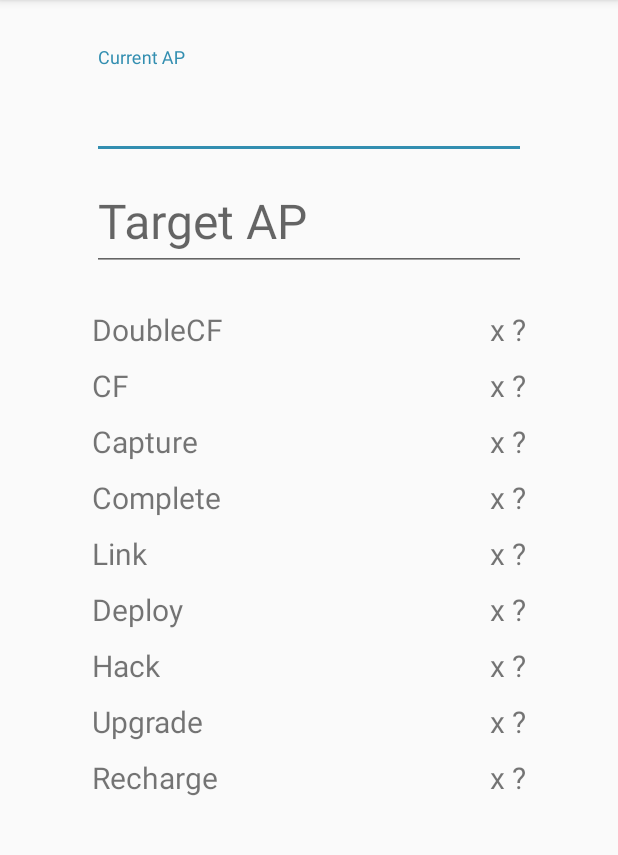
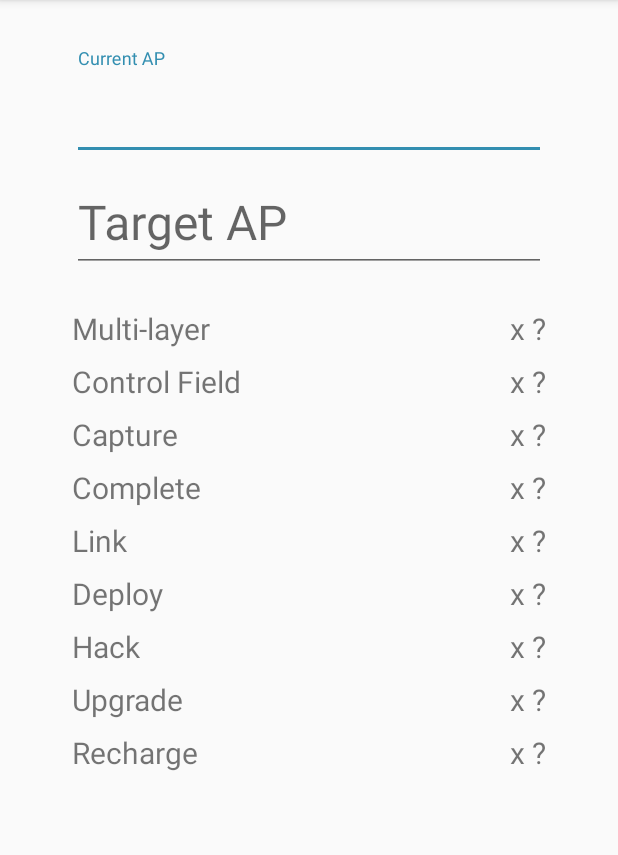
Before and after one commit to 39M/ExactAP, an Android app: the screen it shows after launch (MainActivity), on a phone screen of 412 x 824 dp, the part 84-939 px from its top. Run offline under Robolectric (Android 15) with nearby library versions, the light colour scheme and no system bars.

Commit message:
layout update (a bit)

```diff
--- a/app/src/main/res/layout/activity_main.xml
+++ b/app/src/main/res/layout/activity_main.xml
@@ -14,11 +14,11 @@
         android:layout_height="wrap_content"
         android:layout_alignParentTop="true"
         android:layout_centerHorizontal="true"
-        android:layout_marginEnd="@dimen/text_right_margin"
-        android:layout_marginLeft="@dimen/text_left_margin"
-        android:layout_marginRight="@dimen/text_right_margin"
-        android:layout_marginStart="@dimen/text_left_margin"
-        android:layout_marginTop="15dp">
+        android:layout_marginEnd="@dimen/text_horizontal_margin"
+        android:layout_marginLeft="@dimen/text_horizontal_margin"
+        android:layout_marginRight="@dimen/text_horizontal_margin"
+        android:layout_marginStart="@dimen/text_horizontal_margin"
+        android:layout_marginTop="@dimen/activity_vertical_margin">
 
         <EditText
             android:id="@+id/current_ap_input"
@@ -39,10 +39,10 @@
         android:layout_height="wrap_content"
         android:layout_below="@id/current_ap_input_layout"
         android:layout_centerHorizontal="true"
-        android:layout_marginEnd="@dimen/text_right_margin"
-        android:layout_marginLeft="@dimen/text_left_margin"
-        android:layout_marginRight="@dimen/text_right_margin"
-        android:layout_marginStart="@dimen/text_left_margin">
+        android:layout_marginEnd="@dimen/text_horizontal_margin"
+        android:layout_marginLeft="@dimen/text_horizontal_margin"
+        android:layout_marginRight="@dimen/text_horizontal_margin"
+        android:layout_marginStart="@dimen/text_horizontal_margin">
 
         <EditText
             android:id="@+id/target_ap_input"
@@ -62,9 +62,9 @@
         android:layout_width="wrap_content"
         android:layout_height="wrap_content"
         android:layout_below="@+id/target_ap_input_layout"
-        android:layout_marginLeft="45dp"
-        android:layout_marginStart="45dp"
-        android:layout_marginTop="25dp"
+        android:layout_marginLeft="@dimen/text_horizontal_margin"
+        android:layout_marginStart="@dimen/text_horizontal_margin"
+        android:layout_marginTop="@dimen/between_input_and_text"
         android:text="@string/multi_cf"
         android:textSize="20sp" />
 
@@ -75,10 +75,11 @@
         android:layout_alignParentEnd="true"
         android:layout_alignParentRight="true"
         android:layout_alignTop="@+id/multi_cf_label"
-        android:layout_marginEnd="45dp"
-        android:layout_marginRight="45dp"
+        android:layout_marginEnd="@dimen/text_horizontal_margin"
+        android:layout_marginRight="@dimen/text_horizontal_margin"
+        android:gravity="center_vertical"
         android:onClick="pick_number"
-        android:text="@string/zero"
+        android:text="@string/multiply_zero"
         android:textSize="20sp" />
 
     <TextView
@@ -86,9 +87,9 @@
         android:layout_width="wrap_content"
         android:layout_height="wrap_content"
         android:layout_below="@+id/multi_cf_label"
-        android:layout_marginLeft="45dp"
-        android:layout_marginStart="45dp"
-        android:layout_marginTop="10dp"
+        android:layout_marginLeft="@dimen/text_horizontal_margin"
+        android:layout_marginStart="@dimen/text_horizontal_margin"
+        android:layout_marginTop="@dimen/text_vertical_margin"
         android:text="@string/control_field"
         android:textSize="20sp" />
 
@@ -99,10 +100,12 @@
         android:layout_alignParentEnd="true"
         android:layout_alignParentRight="true"
         android:layout_alignTop="@+id/cf_label"
-        android:layout_marginEnd="45dp"
-        android:layout_marginRight="45dp"
+        android:layout_marginEnd="@dimen/text_horizontal_margin"
+        android:layout_marginRight="@dimen/text_horizontal_margin"
+
+        android:gravity="center_vertical"
         android:onClick="pick_number"
-        android:text="@string/zero"
+        android:text="@string/multiply_zero"
         android:textSize="20sp" />
 
     <TextView
@@ -110,9 +113,9 @@
         android:layout_width="wrap_content"
         android:layout_height="wrap_content"
         android:layout_below="@+id/cf_label"
-        android:layout_marginLeft="45dp"
-        android:layout_marginStart="45dp"
-        android:layout_marginTop="10dp"
+        android:layout_marginLeft="@dimen/text_horizontal_margin"
+        android:layout_marginStart="@dimen/text_horizontal_margin"
+        android:layout_marginTop="@dimen/text_vertical_margin"
         android:text="@string/capture"
         android:textSize="20sp" />
 
@@ -123,10 +126,11 @@
         android:layout_alignParentEnd="true"
         android:layout_alignParentRight="true"
         android:layout_alignTop="@+id/capture_label"
-        android:layout_marginEnd="45dp"
-        android:layout_marginRight="45dp"
+        android:layout_marginEnd="@dimen/text_horizontal_margin"
+        android:layout_marginRight="@dimen/text_horizontal_margin"
+        android:gravity="center_vertical"
         android:onClick="pick_number"
-        android:text="@string/zero"
+        android:text="@string/multiply_zero"
         android:textSize="20sp" />
 
     <TextView
@@ -134,9 +138,9 @@
         android:layout_width="wrap_content"
         android:layout_height="wrap_content"
         android:layout_below="@+id/capture_label"
-        android:layout_marginLeft="45dp"
-        android:layout_marginStart="45dp"
-        android:layout_marginTop="10dp"
+        android:layout_marginLeft="@dimen/text_horizontal_margin"
+        android:layout_marginStart="@dimen/text_horizontal_margin"
+        android:layout_marginTop="@dimen/text_vertical_margin"
         android:text="@string/complete"
         android:textSize="20sp" />
 
@@ -147,10 +151,12 @@
         android:layout_alignParentEnd="true"
         android:layout_alignParentRight="true"
         android:layout_alignTop="@+id/complete_label"
-        android:layout_marginEnd="45dp"
-        android:layout_marginRight="45dp"
+        android:layout_marginEnd="@dimen/text_horizontal_margin"
+        android:layout_marginRight="@dimen/text_horizontal_margin"
+
+        android:gravity="center_vertical"
         android:onClick="pick_number"
-        android:text="@string/zero"
+        android:text="@string/multiply_zero"
         android:textSize="20sp" />
 
     <TextView
@@ -158,9 +164,9 @@
         android:layout_width="wrap_content"
         android:layout_height="wrap_content"
         android:layout_below="@+id/complete_label"
-        android:layout_marginLeft="45dp"
-        android:layout_marginStart="45dp"
-        android:layout_marginTop="10dp"
+        android:layout_marginLeft="@dimen/text_horizontal_margin"
+        android:layout_marginStart="@dimen/text_horizontal_margin"
+        android:layout_marginTop="@dimen/text_vertical_margin"
         android:text="@string/link"
         android:textSize="20sp" />
 
@@ -171,10 +177,12 @@
         android:layout_alignParentEnd="true"
         android:layout_alignParentRight="true"
         android:layout_alignTop="@+id/link_lable"
-        android:layout_marginEnd="45dp"
-        android:layout_marginRight="45dp"
+        android:layout_marginEnd="@dimen/text_horizontal_margin"
+        android:layout_marginRight="@dimen/text_horizontal_margin"
+
+        android:gravity="center_vertical"
         android:onClick="pick_number"
-        android:text="@string/zero"
+        android:text="@string/multiply_zero"
         android:textSize="20sp" />
 
     <TextView
@@ -182,9 +190,9 @@
         android:layout_width="wrap_content"
         android:layout_height="wrap_content"
         android:layout_below="@+id/link_lable"
-        android:layout_marginLeft="45dp"
-        android:layout_marginStart="45dp"
-        android:layout_marginTop="10dp"
+        android:layout_marginLeft="@dimen/text_horizontal_margin"
+        android:layout_marginStart="@dimen/text_horizontal_margin"
+        android:layout_marginTop="@dimen/text_vertical_margin"
         android:text="@string/deploy"
         android:textSize="20sp" />
 
@@ -195,10 +203,11 @@
         android:layout_alignParentEnd="true"
         android:layout_alignParentRight="true"
         android:layout_alignTop="@+id/deploy_label"
-        android:layout_marginEnd="45dp"
-        android:layout_marginRight="45dp"
+        android:layout_marginEnd="@dimen/text_horizontal_margin"
+        android:layout_marginRight="@dimen/text_horizontal_margin"
+        android:gravity="center_vertical"
         android:onClick="pick_number"
-        android:text="@string/zero"
+        android:text="@string/multiply_zero"
         android:textSize="20sp" />
 
     <TextView
@@ -206,9 +215,9 @@
         android:layout_width="wrap_content"
         android:layout_height="wrap_content"
         android:layout_below="@+id/deploy_label"
-        android:layout_marginLeft="45dp"
-        android:layout_marginStart="45dp"
-        android:layout_marginTop="10dp"
+        android:layout_marginLeft="@dimen/text_horizontal_margin"
+        android:layout_marginStart="@dimen/text_horizontal_margin"
+        android:layout_marginTop="@dimen/text_vertical_margin"
         android:text="@string/hack"
         android:textSize="20sp" />
 
@@ -219,10 +228,11 @@
         android:layout_alignParentEnd="true"
         android:layout_alignParentRight="true"
         android:layout_alignTop="@+id/hack_label"
-        android:layout_marginEnd="45dp"
-        android:layout_marginRight="45dp"
+        android:layout_marginEnd="@dimen/text_horizontal_margin"
+        android:layout_marginRight="@dimen/text_horizontal_margin"
+        android:gravity="center_vertical"
         android:onClick="pick_number"
-        android:text="@string/zero"
+        android:text="@string/multiply_zero"
         android:textSize="20sp" />
 
     <TextView
@@ -230,9 +240,9 @@
         android:layout_width="wrap_content"
         android:layout_height="wrap_content"
         android:layout_below="@+id/hack_label"
-        android:layout_marginLeft="45dp"
-        android:layout_marginStart="45dp"
-        android:layout_marginTop="10dp"
+        android:layout_marginLeft="@dimen/text_horizontal_margin"
+        android:layout_marginStart="@dimen/text_horizontal_margin"
+        android:layout_marginTop="@dimen/text_vertical_margin"
         android:text="@string/upgrade"
         android:textSize="20sp" />
 
@@ -243,10 +253,12 @@
         android:layout_alignParentEnd="true"
         android:layout_alignParentRight="true"
         android:layout_alignTop="@+id/upgrade_label"
-        android:layout_marginEnd="45dp"
-        android:layout_marginRight="45dp"
+        android:layout_marginEnd="@dimen/text_horizontal_margin"
+        android:layout_marginRight="@dimen/text_horizontal_margin"
+
+        android:gravity="center_vertical"
         android:onClick="pick_number"
-        android:text="@string/zero"
+        android:text="@string/multiply_zero"
         android:textSize="20sp" />
 
     <TextView
@@ -254,9 +266,9 @@
         android:layout_width="wrap_content"
         android:layout_height="wrap_content"
         android:layout_below="@+id/upgrade_label"
-        android:layout_marginLeft="45dp"
-        android:layout_marginStart="45dp"
-        android:layout_marginTop="10dp"
+        android:layout_marginLeft="@dimen/text_horizontal_margin"
+        android:layout_marginStart="@dimen/text_horizontal_margin"
+        android:layout_marginTop="@dimen/text_vertical_margin"
         android:text="@string/recharge"
         android:textSize="20sp" />
 
@@ -267,10 +279,11 @@
         android:layout_alignParentEnd="true"
         android:layout_alignParentRight="true"
         android:layout_alignTop="@+id/recharge_label"
-        android:layout_marginEnd="45dp"
-        android:layout_marginRight="45dp"
+        android:layout_marginEnd="@dimen/text_horizontal_margin"
+        android:layout_marginRight="@dimen/text_horizontal_margin"
+        android:gravity="center_vertical"
         android:onClick="pick_number"
-        android:text="@string/zero"
+        android:text="@string/multiply_zero"
         android:textSize="20sp" />
 
 </RelativeLayout>
--- a/app/src/main/res/values/dimens.xml
+++ b/app/src/main/res/values/dimens.xml
@@ -2,6 +2,7 @@
     <!-- Default screen margins, per the Android Design guidelines. -->
     <dimen name="activity_horizontal_margin">16dp</dimen>
     <dimen name="activity_vertical_margin">16dp</dimen>
-    <dimen name="text_left_margin">45dp</dimen>
-    <dimen name="text_right_margin">45dp</dimen>
+    <dimen name="text_horizontal_margin">32dp</dimen>
+    <dimen name="text_vertical_margin">8dp</dimen>
+    <dimen name="between_input_and_text">24dp</dimen>
 </resources>
--- a/app/src/main/res/values/strings.xml
+++ b/app/src/main/res/values/strings.xml
@@ -7,10 +7,10 @@
     <string name="target_ap">Target AP</string>
 
     <string name="ap_multiply">"x %1$s"</string>
-    <string name="zero">0</string>
+    <string name="multiply_zero">x 0</string>
 
-    <string name="multi_cf">DoubleCF</string>
-    <string name="control_field">CF</string>
+    <string name="multi_cf">Multi-layer</string>
+    <string name="control_field">Control Field</string>
     <string name="recharge">Recharge</string>
     <string name="upgrade">Upgrade</string>
     <string name="hack">Hack</string>
```
